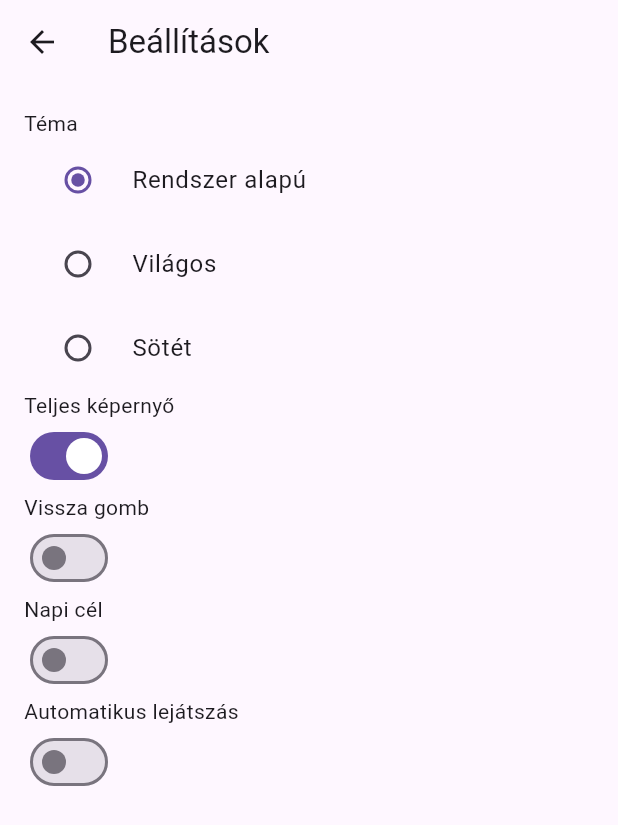
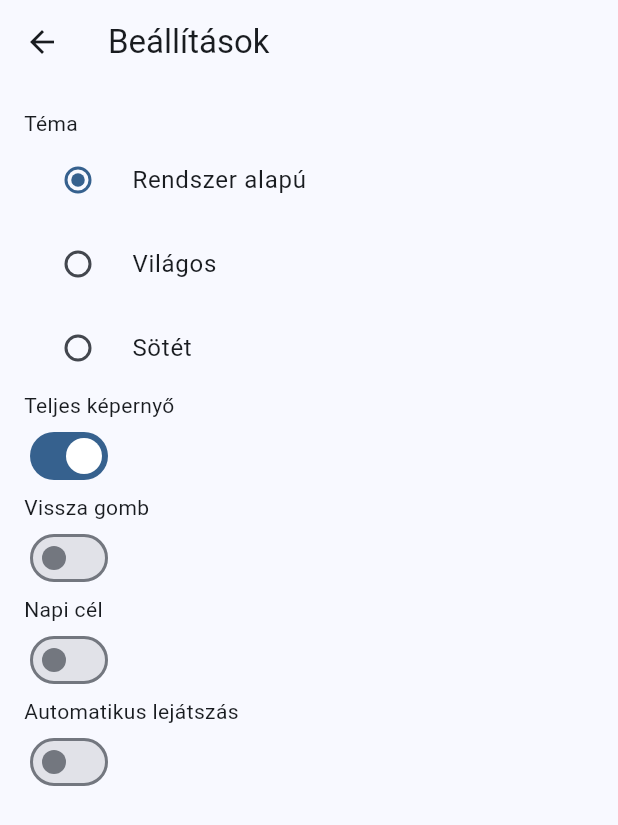
Before and after one commit to szentjozsefhackathon/papima, a Flutter app: the screen it shows after launch, after a tap on the "settings" icon, on a phone screen of 412 x 824 dp. Shown: the top 825 px of the screen. Run offline on Flutter 3.47's test engine with Material 3 defaults, Android fonts, the light colour scheme and no system bars; our stand-ins replace flutter_tts, sqflite, sqflite_common_ffi_web, web; missing offline and left inert: dart:ui_web; accounts and stored records are empty; network calls fail.

Commit message:
17. blue

```diff
--- a/lib/main.dart
+++ b/lib/main.dart
@@ -30,8 +30,8 @@ class PapImaApp extends StatelessWidget {
 
     return MaterialApp(
       title: 'PapIma',
-      theme: ThemeData.light(),
-      darkTheme: ThemeData.dark(),
+      theme: ThemeData(colorScheme: ColorScheme.fromSeed(seedColor: Colors.blue)),
+      darkTheme: ThemeData(colorScheme: ColorScheme.fromSeed(seedColor: Colors.blue, brightness: Brightness.dark)),
       themeMode: themeProvider.themeMode,
       home: SeparatelyPrayer(),
     );
--- a/pubspec.yaml
+++ b/pubspec.yaml
@@ -16,7 +16,7 @@ publish_to: 'none' # Remove this line if you wish to publish to pub.dev
 # https://developer.apple.com/library/archive/documentation/General/Reference/InfoPlistKeyReference/Articles/CoreFoundationKeys.html
 # In Windows, build-name is used as the major, minor, and patch parts
 # of the product and file versions while build-number is used as the build suffix.
-version: 1.0.0+16
+version: 1.0.0+17
 
 environment:
   sdk: ^3.6.0
```
